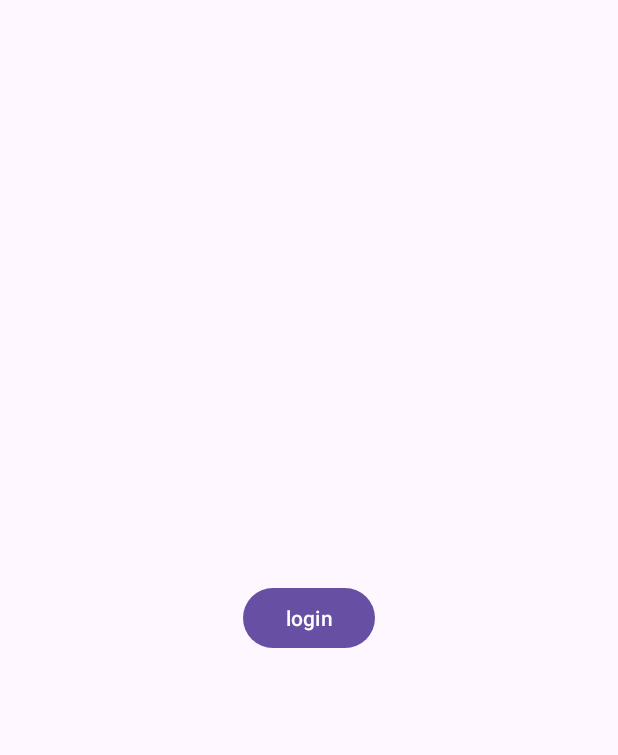
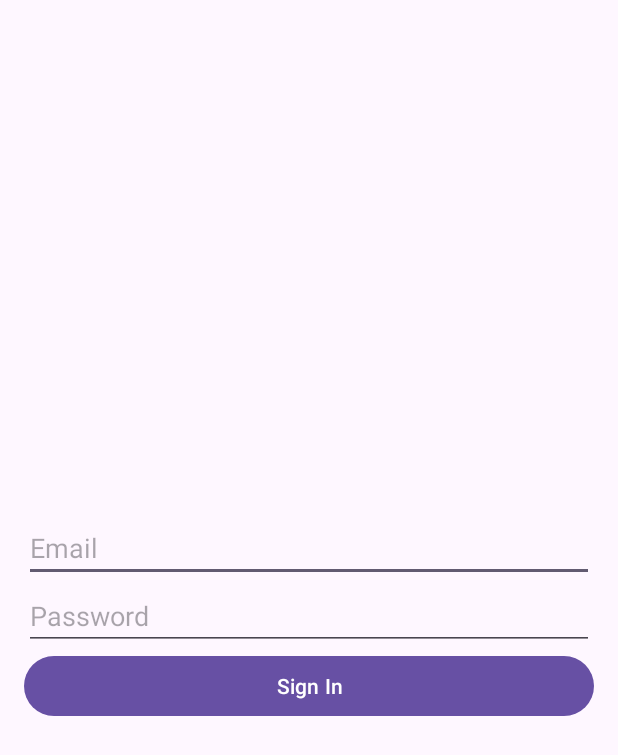
Before and after one commit to JRod85339/ZooApp3, an Android app: the screen it shows after launch (LoginActivity), on a phone screen of 412 x 824 dp. Shown: the top 755 px of the screen. Run offline under Robolectric (Android 15) with nearby library versions, the phone set to English and light mode, and no system bars; our stand-ins replace Firebase (no records; nobody signed in at launch, a user with empty details on screens opened directly).

Commit message:
Initial Commit

```diff
--- a/app/build.gradle.kts
+++ b/app/build.gradle.kts
@@ -44,6 +44,7 @@ dependencies {
     implementation(libs.androidx.activity)
     implementation(libs.androidx.constraintlayout)
     implementation(libs.firebase.database.ktx)
+    implementation(libs.firebase.auth)
     testImplementation(libs.junit)
     androidTestImplementation(libs.androidx.junit)
     androidTestImplementation(libs.androidx.espresso.core)
--- a/app/src/main/java/com/example/zooappfinal/LoginActivity.kt
+++ b/app/src/main/java/com/example/zooappfinal/LoginActivity.kt
@@ -2,27 +2,91 @@ package com.example.zooappfinal
 
 import android.content.Intent
 import android.os.Bundle
+import android.util.Patterns
 import android.widget.Button
-import androidx.activity.enableEdgeToEdge
+import android.widget.EditText
+import android.widget.TextView
+import android.widget.Toast
 import androidx.appcompat.app.AppCompatActivity
-import androidx.core.view.ViewCompat
-import androidx.core.view.WindowInsetsCompat
+import com.google.firebase.auth.FirebaseAuth
 
 class LoginActivity : AppCompatActivity() {
 
-    private lateinit var btnLogin: Button
+    private lateinit var auth: FirebaseAuth
+    private lateinit var emailEditText: EditText
+    private lateinit var passwordEditText: EditText
+    private lateinit var signInButton: Button
+    private lateinit var signUpTextView: TextView
 
     override fun onCreate(savedInstanceState: Bundle?) {
         super.onCreate(savedInstanceState)
-        enableEdgeToEdge()
         setContentView(R.layout.activity_login)
 
-        btnLogin = findViewById(R.id.btn_login)
+        // Initialize Firebase Auth
+        auth = FirebaseAuth.getInstance()
 
-        btnLogin.setOnClickListener {
-            // Handle login button click
+        // Initialize views using findViewById
+        emailEditText = findViewById(R.id.emailEditText)
+        passwordEditText = findViewById(R.id.passwordEditText)
+        signInButton = findViewById(R.id.signInButton)
+
+        // Quick login method for development
+        signInButton.setOnClickListener {
             val intent = Intent(this, MainActivity::class.java)
             startActivity(intent)
         }
+
+//        signInButton.setOnClickListener {
+//            val email = emailEditText.text.toString().trim()
+//            val password = passwordEditText.text.toString().trim()
+//
+//            if (validateInput(email, password)) {
+//                signInUser(email, password)
+//            }
+//        }
     }
+
+//    private fun validateInput(email: String, password: String): Boolean {
+//        if (email.isEmpty()) {
+//            emailEditText.error = "Email is required"
+//            emailEditText.requestFocus()
+//            return false
+//        }
+//
+//        if (!Patterns.EMAIL_ADDRESS.matcher(email).matches()) {
+//            emailEditText.error = "Please provide a valid email"
+//            emailEditText.requestFocus()
+//            return false
+//        }
+//
+//        if (password.isEmpty()) {
+//            passwordEditText.error = "Password is required"
+//            passwordEditText.requestFocus()
+//            return false
+//        }
+//
+//        if (password.length < 6) {
+//            passwordEditText.error = "Password must be at least 6 characters"
+//            passwordEditText.requestFocus()
+//            return false
+//        }
+//        Toast.makeText(this, "Validated", Toast.LENGTH_LONG).show()
+//        return true
+//    }
+//
+//    private fun signInUser(email: String, password: String) {
+//        auth.signInWithEmailAndPassword(email, password)
+//            .addOnCompleteListener(this) { task ->
+//                if (task.isSuccessful) {
+//                    // Sign in success, navigate to the main activity
+//                    val intent = Intent(this, MainActivity::class.java)
+//                    Toast.makeText(this, "Login successful", Toast.LENGTH_LONG).show()
+//                    intent.flags = Intent.FLAG_ACTIVITY_NEW_TASK or Intent.FLAG_ACTIVITY_CLEAR_TASK
+//                    startActivity(intent)
+//                } else {
+//                    // If sign in fails, display a message to the user.
+//                    Toast.makeText(this, "Authentication failed: ${task.exception?.message}", Toast.LENGTH_LONG).show()
+//                }
+//            }
+//    }
 }
--- a/app/src/main/res/layout/activity_login.xml
+++ b/app/src/main/res/layout/activity_login.xml
@@ -1,19 +1,29 @@
 <?xml version="1.0" encoding="utf-8"?>
-<androidx.constraintlayout.widget.ConstraintLayout xmlns:android="http://schemas.android.com/apk/res/android"
-    xmlns:app="http://schemas.android.com/apk/res-auto"
-    xmlns:tools="http://schemas.android.com/tools"
-    android:id="@+id/main"
+<LinearLayout xmlns:android="http://schemas.android.com/apk/res/android"
     android:layout_width="match_parent"
     android:layout_height="match_parent"
-    tools:context=".LoginActivity">
+    android:gravity="center"
+    android:orientation="vertical"
+    android:padding="16dp">
+
+    <EditText
+        android:id="@+id/emailEditText"
+        android:layout_width="match_parent"
+        android:layout_height="wrap_content"
+        android:hint="Email"
+        android:inputType="textEmailAddress" />
+
+    <EditText
+        android:id="@+id/passwordEditText"
+        android:layout_width="match_parent"
+        android:layout_height="wrap_content"
+        android:hint="Password"
+        android:inputType="textPassword" />
 
     <Button
-        android:id="@+id/btn_login"
-        android:layout_width="wrap_content"
+        android:id="@+id/signInButton"
+        android:layout_width="match_parent"
         android:layout_height="wrap_content"
-        android:text="login"
-        app:layout_constraintBottom_toBottomOf="parent"
-        app:layout_constraintEnd_toEndOf="parent"
-        app:layout_constraintStart_toStartOf="parent"
-        app:layout_constraintTop_toTopOf="parent" />
-</androidx.constraintlayout.widget.ConstraintLayout>
+        android:text="Sign In" />
+
+</LinearLayout>
--- a/app/src/main/res/values/strings.xml
+++ b/app/src/main/res/values/strings.xml
@@ -1,3 +1,5 @@
 <resources>
     <string name="app_name">Zoo App Final</string>
+    <string name="new_animal">New Animal</string>
+    <string name="confirm_delete">Confirm Delete?</string>
 </resources>
--- a/gradle/libs.versions.toml
+++ b/gradle/libs.versions.toml
@@ -10,6 +10,8 @@ material = "1.12.0"
 activity = "1.9.1"
 constraintlayout = "2.1.4"
 firebaseDatabaseKtx = "21.0.0"
+googleGmsGoogleServices = "4.4.2"
+firebaseAuth = "23.0.0"
 
 [libraries]
 androidx-core-ktx = { group = "androidx.core", name = "core-ktx", version.ref = "coreKtx" }
@@ -21,7 +23,9 @@ material = { group = "com.google.android.material", name = "material", version.r
 androidx-activity = { group = "androidx.activity", name = "activity", version.ref = "activity" }
 androidx-constraintlayout = { group = "androidx.constraintlayout", name = "constraintlayout", version.ref = "constraintlayout" }
 firebase-database-ktx = { group = "com.google.firebase", name = "firebase-database-ktx", version.ref = "firebaseDatabaseKtx" }
+firebase-auth = { group = "com.google.firebase", name = "firebase-auth", version.ref = "firebaseAuth" }
 
 [plugins]
 android-application = { id = "com.android.application", version.ref = "agp" }
 jetbrains-kotlin-android = { id = "org.jetbrains.kotlin.android", version.ref = "kotlin" }
+google-gms-google-services = { id = "com.google.gms.google-services", version.ref = "googleGmsGoogleServices" }
```
Also changed, not shown: app/src/main/java/com/example/zooappfinal/AnimalDetailsActivity.kt (+179 -150 lines), app/src/main/java/com/example/zooappfinal/SubMenuActivity.kt (+4 -9 lines), app/src/main/java/com/example/zooappfinal/data/FirebaseManager.kt (+60 -11 lines).
